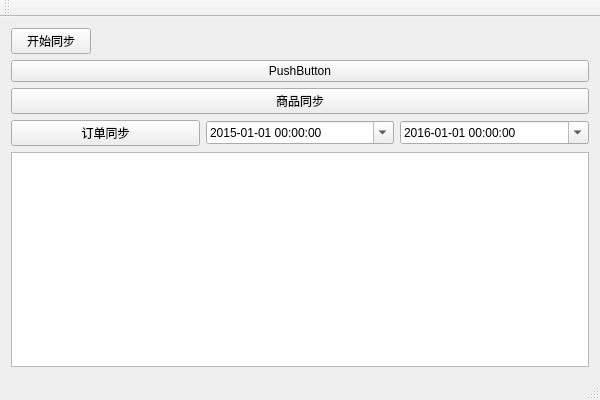
First picture: the form in ritao-kjt/mainwindow.ui, repository seahouse/ritao-kjt, before the edit.
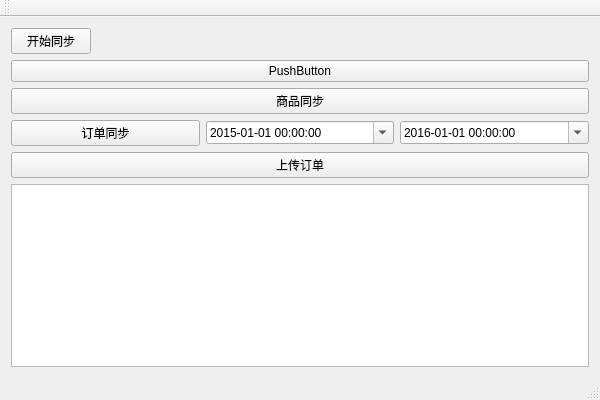
Second picture: the form after the edit.

Diff of the .ui file:
```diff
--- a/ritao-kjt/mainwindow.ui
+++ b/ritao-kjt/mainwindow.ui
@@ -104,6 +104,13 @@
       </item>
      </layout>
     </item>
+    <item>
+     <widget class="QPushButton" name="pushButton_4">
+      <property name="text">
+       <string>上传订单</string>
+      </property>
+     </widget>
+    </item>
     <item>
      <widget class="QTextEdit" name="textEdit"/>
     </item>
```
